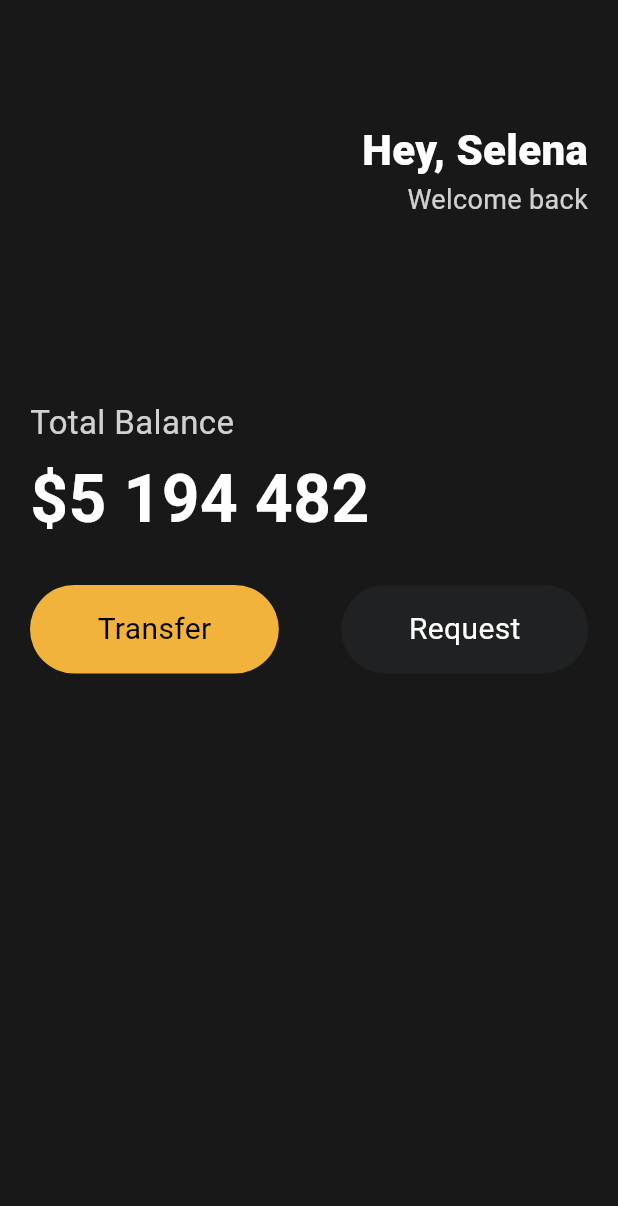
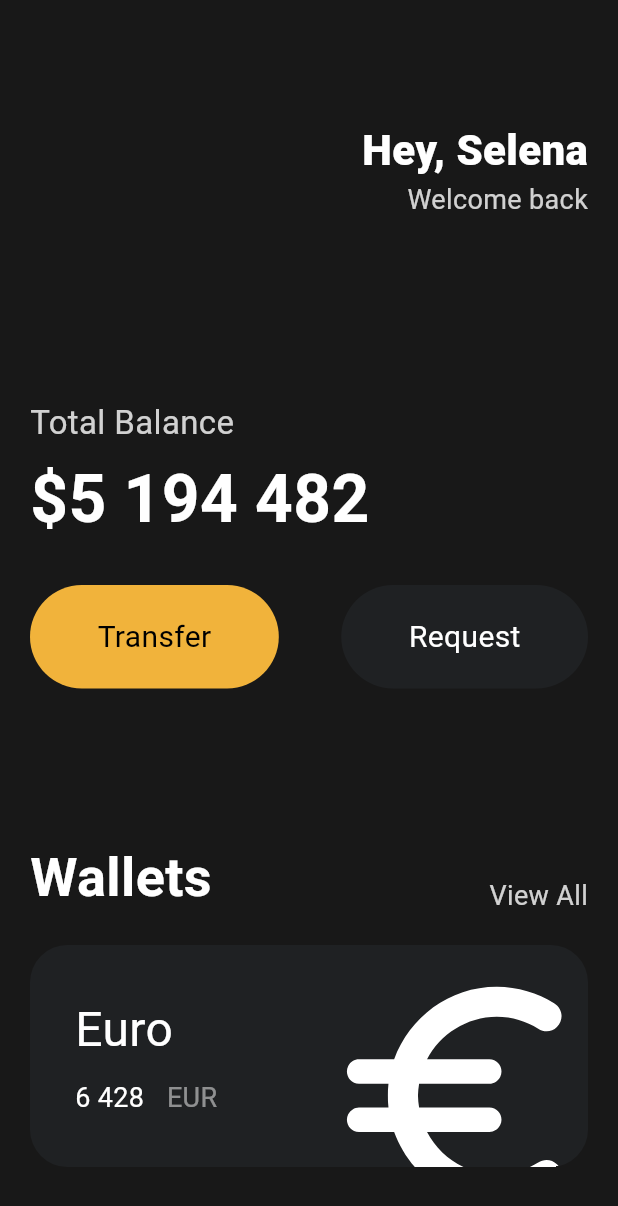
Before and after one commit to hyeonlee717/UIchallenge, a Flutter app: the screen it shows after launch, on a phone screen of 412 x 824 dp. Shown: the top 1206 px of the screen. Run offline on Flutter 3.47's test engine with Material 3 defaults, Android fonts, the phone set to English and light mode, and no system bars.

Commit message:
lesson_2_7

```diff
--- a/lib/main.dart
+++ b/lib/main.dart
@@ -82,7 +82,92 @@
                     bgColor: Color(0xff1f2123),
                     textColor: Colors.white),
               ],
-            )
+            ),
+            const SizedBox(
+              height: 100,
+            ),
+            Row(
+              crossAxisAlignment: CrossAxisAlignment.end,
+              mainAxisAlignment: MainAxisAlignment.spaceBetween,
+              children: [
+                const Text(
+                  'Wallets',
+                  style: TextStyle(
+                    color: Colors.white,
+                    fontSize: 36,
+                    fontWeight: FontWeight.w600,
+                  ),
+                ),
+                Text(
+                  'View All',
+                  style: TextStyle(
+                    color: Colors.white.withOpacity(0.8),
+                    fontSize: 18,
+                  ),
+                ),
+              ],
+            ),
+            const SizedBox(
+              height: 20,
+            ),
+            Container(
+              clipBehavior: Clip.hardEdge,
+              decoration: BoxDecoration(
+                color: const Color(0xff1f2123),
+                borderRadius: BorderRadius.circular(25),
+              ),
+              child: Padding(
+                padding: const EdgeInsets.all(30),
+                child: Row(
+                  mainAxisAlignment: MainAxisAlignment.spaceBetween,
+                  children: [
+                    Column(
+                      crossAxisAlignment: CrossAxisAlignment.start,
+                      children: [
+                        const Text('Euro',
+                            style: TextStyle(
+                              color: Colors.white,
+                              fontSize: 32,
+                            )),
+                        const SizedBox(
+                          height: 10,
+                        ),
+                        Row(
+                          children: [
+                            const Text(
+                              '6 428',
+                              style: TextStyle(
+                                color: Colors.white,
+                                fontSize: 18,
+                              ),
+                            ),
+                            const SizedBox(
+                              width: 15,
+                            ),
+                            Text('EUR',
+                                style: TextStyle(
+                                  color: Colors.white.withOpacity(0.5),
+                                  fontSize: 18,
+                                )),
+                          ],
+                        )
+                      ],
+                    ),
+                    Transform.scale(
+                      scale: 2.2,
+                      child: Transform.translate(
+                        offset: const Offset(-5, 12),
+                        child: const Icon(
+                          Icons.euro_rounded,
+                          color: Colors.white,
+                          size: 88,
+                        ),
+                      ),
+                    )
+                  ],
+                ),
+              ),
+            ),
           ],
         ),
       ),
--- a/lib/widjets/button.dart
+++ b/lib/widjets/button.dart
@@ -22,7 +22,7 @@
       child: Padding(
         padding: const EdgeInsets.symmetric(
           horizontal: 45,
-          vertical: 15,
+          vertical: 20,
         ),
         child: Text(
           text,
```
